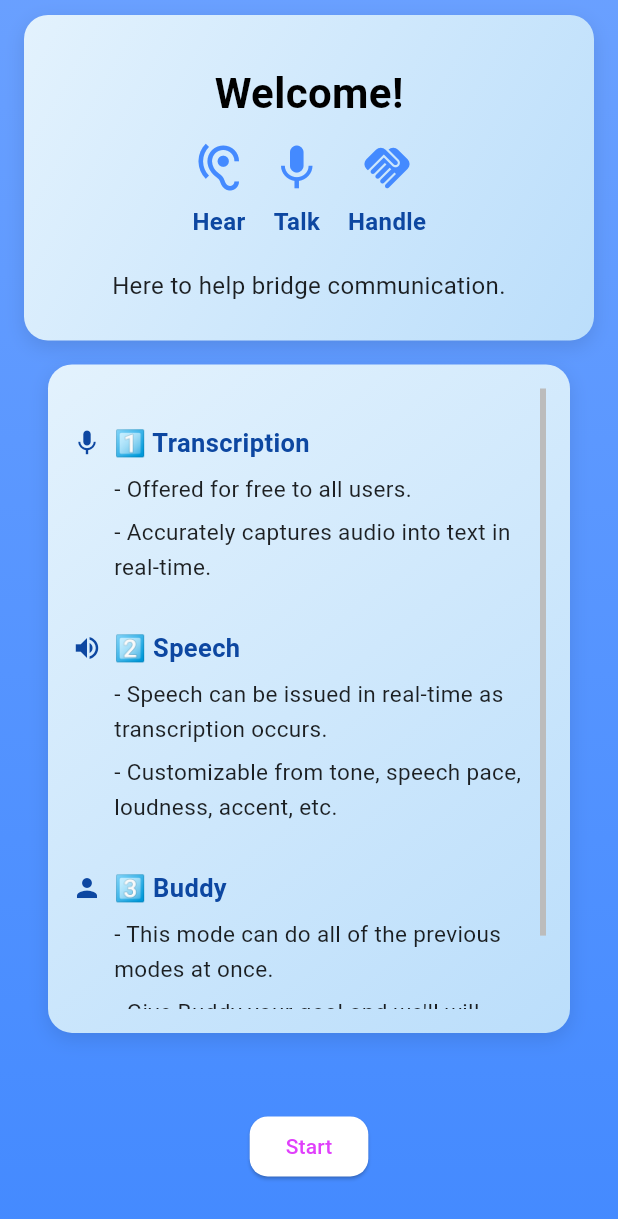
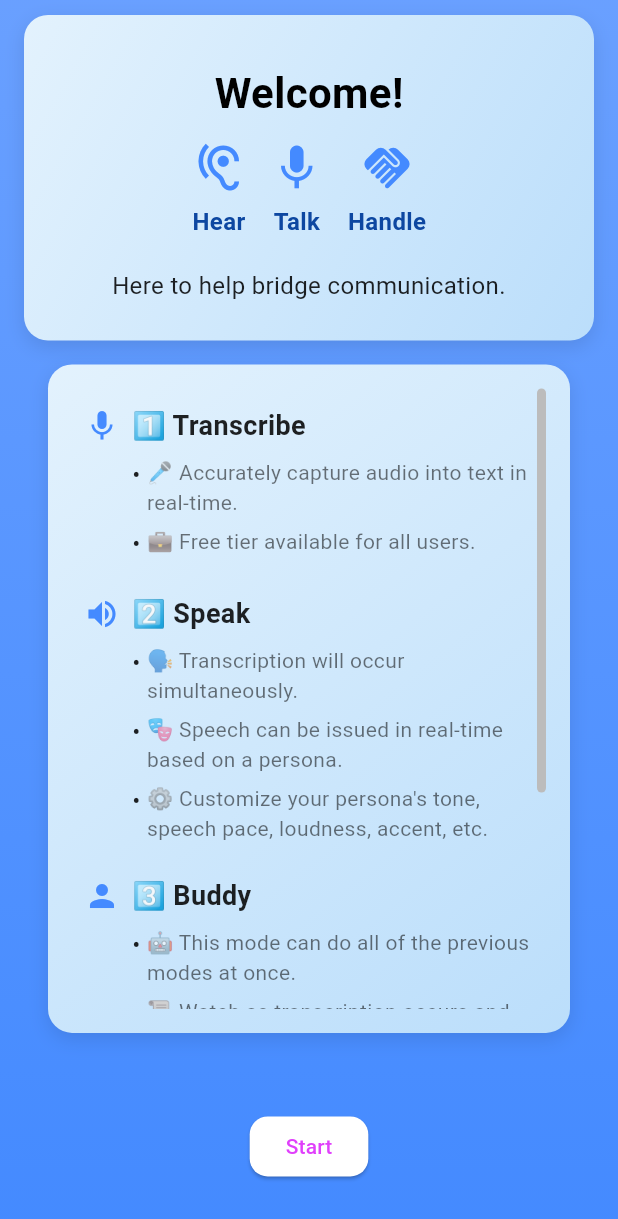
Before and after one commit to Alexrosulek/hearme, a Flutter app: the OnboardingFlow screen opened directly with empty values, on a phone screen of 412 x 824 dp. Shown: the top 1219 px of the screen. Run offline on Flutter 3.47's test engine with Material 3 defaults, Android fonts, the phone set to English and light mode, and no system bars; our stand-ins replace flutter_animate, in_app_purchase, shared_preferences, sign_in_with_apple; missing offline and left inert: audio_waveforms, flutter_sound; accounts and stored records are empty; network calls fail.

Commit message:
Updated files and settins

```diff
--- a/lib/chat.dart
+++ b/lib/chat.dart
@@ -836,7 +836,7 @@ void _toggleStickyButton() {
     showDialog(
       context: context,
       builder: (_) => AlertDialog(
-        title: const Text("Error"),
+
         content: Text(message),
         actions: [TextButton(onPressed: Navigator.of(context).pop, child: const Text("Okay"))],
       ),
--- a/lib/home.dart
+++ b/lib/home.dart
@@ -217,6 +217,7 @@ else{
   }
   }
 }
+
 class InfoTextBox extends StatelessWidget {
   const InfoTextBox({super.key});
 
@@ -242,42 +243,45 @@ class InfoTextBox extends StatelessWidget {
       ),
       child: Scrollbar(
         thumbVisibility: true,
+        thickness: 6,
+        radius: const Radius.circular(8),
         child: SingleChildScrollView(
+          padding: const EdgeInsets.symmetric(horizontal: 8.0),
           child: Column(
             crossAxisAlignment: CrossAxisAlignment.start,
             children: [
-
               const SizedBox(height: 12),
 
-              // Transcription Section
               _buildSection(
-                title: "1️⃣ Transcription",
+                title: "1️⃣ Transcribe",
                 description: [
-                  "- Offered for free to all users.",
-                  "- Accurately captures audio into text in real-time.",
-
+                  "🎤 Accurately capture audio into text in real-time.",
+                  "💼 Free tier available for all users.",
                 ],
                 icon: Icons.mic,
               ),
-
-              // Speech Section
+              const SizedBox(height: 16),
+
               _buildSection(
-                title: "2️⃣ Speech",
+                title: "2️⃣ Speak",
                 description: [
-                  "- Speech can be issued in real-time as transcription occurs.",
-                  "- Customizable from tone, speech pace, loudness, accent, etc.",
+                  "🗣️ Transcription will occur simultaneously.",
+                  "🎭 Speech can be issued in real-time based on a persona.",
+                  "⚙️ Customize your persona's tone, speech pace, loudness, accent, etc.",
                 ],
                 icon: Icons.volume_up,
               ),
-
-              // Buddy Section
+              const SizedBox(height: 16),
+
               _buildSection(
                 title: "3️⃣ Buddy",
                 description: [
-                  "- This mode can do all of the previous modes at once.",
-                  "- Give Buddy your goal and we'll will handle the rest.",
-
-
+                  "🤖 This mode can do all of the previous modes at once.",
+                  "📜 Watch as transcription occurs and give Buddy your goal.",
+                  "🎨 Customize Buddy with a personality and knowledge base.",
+                  "🤝 Buddy will ask for your decisions in real-time.",
+                  "🛠️ Turn off Buddy and issue speech manually when needed.",
+                  "🌐 Buddy can autonomously bridge communication gaps.",
                 ],
                 icon: Icons.person,
               ),
@@ -293,43 +297,49 @@ class InfoTextBox extends StatelessWidget {
     required List<String> description,
     required IconData icon,
   }) {
-    return Padding(
-      padding: const EdgeInsets.symmetric(vertical: 12.0),
-      child: Column(
+    return Column(
       crossAxisAlignment: CrossAxisAlignment.start,
       children: [
         Row(
           children: [
-              Icon(icon, color: const Color(0xFF0D47A1), size: 20),
+            Icon(icon, color: Colors.blueAccent),
             const SizedBox(width: 8),
             Text(
               title,
               style: const TextStyle(
-                  fontSize: 17,
+                fontSize: 18,
                 fontWeight: FontWeight.bold,
-                  color: Color(0xFF0D47A1),
+                color: Colors.black87,
               ),
             ),
           ],
         ),
         const SizedBox(height: 8),
-          for (String line in description)
-            Padding(
-              padding: const EdgeInsets.only(left: 28.0, bottom: 6.0),
+        ...description.map(
+          (text) => Padding(
+            padding: const EdgeInsets.only(left: 32.0, bottom: 6.0),
+            child: Row(
+              crossAxisAlignment: CrossAxisAlignment.start,
+              children: [
+                const Text(
+                  "• ",
+                  style: TextStyle(fontSize: 16, color: Colors.black87),
+                ),
+                Expanded(
                   child: Text(
-                line,
-                style: const TextStyle(
-                  fontSize: 15,
-                  color: Colors.black87,
-                  height: 1.5,
-                ),
-              ),
-            ),
-        ],
-      ),
-    );
-  }
-}
+                    text,
+                    style: const TextStyle(fontSize: 14, color: Colors.black54),
+                  ),
+                ),
+              ],
+            ),
+          ),
+        ),
+      ],
+    );
+  }
+}
+
 
 
 class OnboardingFlow extends StatefulWidget {
@@ -540,7 +550,7 @@ Widget _buildImageGrid(
 
      if (showAuthenticatedWidgets)
     {'type': 'widget', 'widget': _CreditsWidget(jwt: jwtToken)}, // Credits Widget
-     if (showAuthenticatedWidgets)
+
   {'type': 'widget', 'widget':  LanguageWidget(
             jwtToken: jwtToken
           ),
@@ -575,7 +585,7 @@ Widget _buildImageGrid(
         ),
       ),
     },
-     if (showAuthenticatedWidgets)
+
           {'type': 'widget', 'widget': Container(
           decoration: const BoxDecoration(
             color: Colors.white,
@@ -591,7 +601,7 @@ Widget _buildImageGrid(
           padding: const EdgeInsets.all(6),
           child:ProfileModal(jwtToken: jwtToken)    ),
          }, // Credits Widget
-    if (showAuthenticatedWidgets)
+
       {'type': 'widget', 'widget': Container(
           decoration: const BoxDecoration(
             color: Colors.white,
@@ -614,7 +624,7 @@ Widget _buildImageGrid(
 
 
    {'type': 'combined', 'widget':  const WhoIsBuddy2Widget(), },
-    if (showAuthenticatedWidgets)
+
          {'type': 'widget', 'widget':
  BuyCreditsWidget(
      jwtToken:jwtToken)
@@ -1087,7 +1097,7 @@ class Celebration2Dialog extends StatelessWidget {
               mainAxisAlignment: MainAxisAlignment.center,
               children: [
                 const Text(
-                  "🎉 Welcome! 🎉",
+                  "🎉 Added! 🎉",
                   style: TextStyle(
                     fontSize: 28,
                     fontWeight: FontWeight.bold,
@@ -1657,11 +1667,11 @@ Widget build(BuildContext context) {
         end: Alignment.bottomRight,
       ),
       borderRadius: BorderRadius.circular(12),
-      boxShadow:const[
+      boxShadow: const [
         BoxShadow(
           color: Colors.black26,
           blurRadius: 8,
-          offset:  Offset(0, 4),
+          offset: Offset(0, 4),
         ),
       ],
     ),
@@ -1684,12 +1694,21 @@ Widget build(BuildContext context) {
           fit: BoxFit.contain,
         ),
         const SizedBox(height: 23),
+
         // Button for Buying Credits
         Stack(
           alignment: Alignment.center,
           children: [
             ElevatedButton(
-              onPressed: _isLoading ? null : _handleTap,
+              onPressed: _isLoading
+                  ? null
+                  : () {
+                      if (widget.jwtToken.trim().isEmpty) {
+                        _showInfoDialog(context, "Login Required", "Please login to use this feature.");
+                        return;
+                      }
+                      _handleTap();
+                    },
               style: ElevatedButton.styleFrom(
                 backgroundColor: Colors.white,
                 foregroundColor: Colors.black,
@@ -1702,7 +1721,6 @@ Widget build(BuildContext context) {
               ),
               child: _isLoading
                   ? const SizedBox(
-
                       height: 20,
                       width: 24,
                       child: CircularProgressIndicator(
@@ -1712,9 +1730,7 @@ Widget build(BuildContext context) {
                     )
                   : const Row(
                       mainAxisSize: MainAxisSize.min,
-                      children:  [
-
-
+                      children: [
                         Text(
                           "Credits",
                           style: TextStyle(
@@ -1728,11 +1744,17 @@ Widget build(BuildContext context) {
             Positioned(
               left: 77,
               child: GestureDetector(
-                onTap: () => _showInfoDialog(
+                onTap: () {
+                  if (widget.jwtToken.trim().isEmpty) {
+                    _showInfoDialog(context, "Login Required", "Please login to use this feature.");
+                    return;
+                  }
+                  _showInfoDialog(
                     context,
                     "",
-                  "Tap the button for a one time credit refill. Credits purchased here can be used for any purpose.",
-                ),
+                    "Tap the button for a one-time credit refill. Credits purchased here can be used for any purpose.",
+                  );
+                },
                 child: const Icon(
                   Icons.info_outline,
                   size: 11,
@@ -1743,12 +1765,21 @@ Widget build(BuildContext context) {
           ],
         ),
         const SizedBox(height: 18),
+
         // Button for Subscriptions
         Stack(
           alignment: Alignment.centerRight,
           children: [
             ElevatedButton(
-              onPressed: _isLoading ? null : () => _showSubscriptionOptions(context),
+              onPressed: _isLoading
+                  ? null
+                  : () {
+                      if (widget.jwtToken.trim().isEmpty) {
+                        _showInfoDialog(context, "Login Required", "Please login to use this feature.");
+                        return;
+                      }
+                      _showSubscriptionOptions(context);
+                    },
               style: ElevatedButton.styleFrom(
                 backgroundColor: Colors.white,
                 foregroundColor: Colors.black,
@@ -1771,9 +1802,7 @@ Widget build(BuildContext context) {
                     )
                   : const Row(
                       mainAxisSize: MainAxisSize.min,
-                      children:  [
-
-
+                      children: [
                         Text(
                           "Subscriptions",
                           style: TextStyle(
@@ -1787,11 +1816,17 @@ Widget build(BuildContext context) {
             Positioned(
               left: 120,
               child: GestureDetector(
-                onTap: () => _showInfoDialog(
+                onTap: () {
+                  if (widget.jwtToken.trim().isEmpty) {
+                    _showInfoDialog(context, "Login Required", "Please login to use this feature.");
+                    return;
+                  }
+                  _showInfoDialog(
                     context,
                     "",
-                  "Click for a one month subscription. You will receive an increase in daily credit refill amount, priority queue, and make your refills all premium credits. Use the 'How it works' widget. *Lasts one month from purchase; Purchase again if needed.*",
-                ),
+                    "Click for a one-month subscription. You will receive an increase in daily credit refill amount, priority queue, and make your refills all premium credits. Use the 'How it works' widget. *Lasts one month from purchase; Purchase again if needed.*",
+                  );
+                },
                 child: const Icon(
                   Icons.info_outline,
                   size: 11,
@@ -2303,7 +2338,7 @@ class LanguageWidgetState extends State<LanguageWidget> {
     } catch (e) {
       debugPrint("Error loading languages: $e");
            if (mounted) {
-      _showSnackBar(context, "Failed to load languages.");
+
            }
     } finally {
       setState(() {
@@ -2446,7 +2481,6 @@ class LanguageWidgetState extends State<LanguageWidget> {
             ),
           );
   }
-
   Widget _buildSection({
     required String title,
     required String? value,
@@ -2469,10 +2503,10 @@ class LanguageWidgetState extends State<LanguageWidget> {
             const SizedBox(width: 8),
             GestureDetector(
               onTap: () => _showInfoDialog(context, title, infoMessage),
-              child:  Icon(
+              child: Icon(
                 Icons.info_outline,
                 size: 14,
-                color:  Colors.grey[250],
+                color: Colors.grey[250],
               ),
             ),
           ],
@@ -2490,13 +2524,21 @@ class LanguageWidgetState extends State<LanguageWidget> {
               borderSide: BorderSide.none,
             ),
           ),
-          onChanged: onChanged,
+          onChanged: (newValue) {
+            if (widget.jwtToken.trim().isEmpty) {
+              _showInfoDialog(context, "Login Required", "Please login to use this feature.");
+            } else {
+              onChanged(newValue);
+            }
+          },
           items: supportedLanguages.entries
               .map(
                 (entry) => DropdownMenuItem(
                   value: entry.key,
-                  child: Text(entry.value ,  style: const TextStyle(fontSize: 12),),
-
+                  child: Text(
+                    entry.value,
+                    style: const TextStyle(fontSize: 12),
+                  ),
                 ),
               )
               .toList(),
@@ -2504,6 +2546,7 @@ class LanguageWidgetState extends State<LanguageWidget> {
       ],
     );
   }
+
 }
 class WelcomePage extends StatelessWidget {
   const WelcomePage({super.key});
--- a/pubspec.yaml
+++ b/pubspec.yaml
@@ -54,7 +54,7 @@ dependencies:
   flutter_launcher_icons: ^0.9.2
   flutter_sound: ^9.0.1
 
-  in_app_purchase: ^3.2.0
+  in_app_purchase: ^2.0.1
 
 
   confetti: ^0.7.0 # Specify the latest version available
```
Also changed, not shown: lib/knowledge.dart (+27 -9 lines), lib/profile.dart (+28 -9 lines), pubspec.lock, 3 other files. Lines whose indentation alone changed are shown as unchanged.
